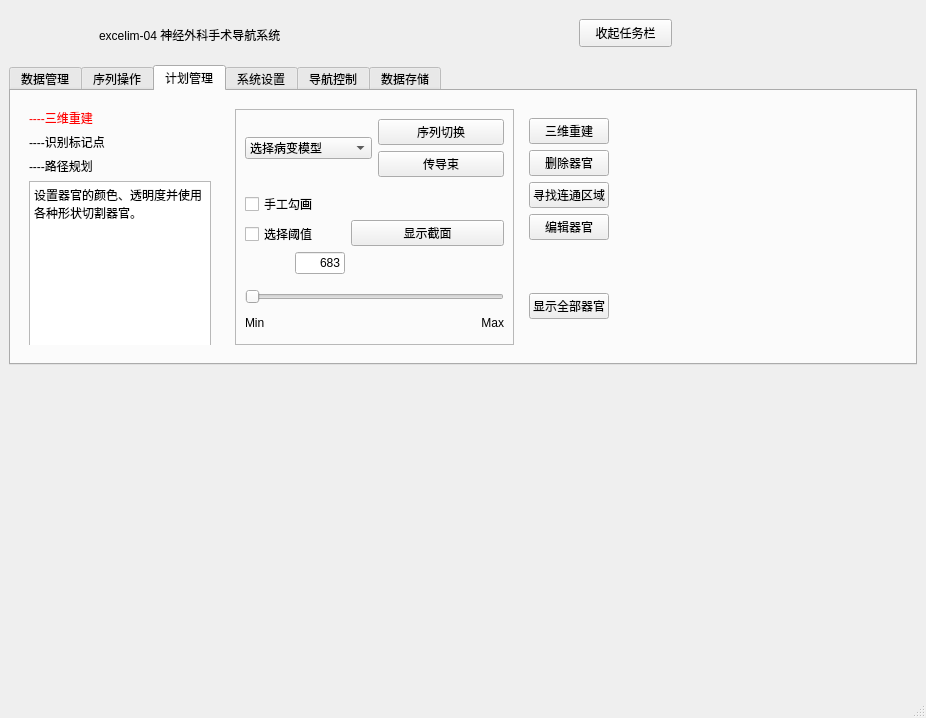
kalipolis/excelim_qt_withui, file mainwindow.ui: the form before one commit.
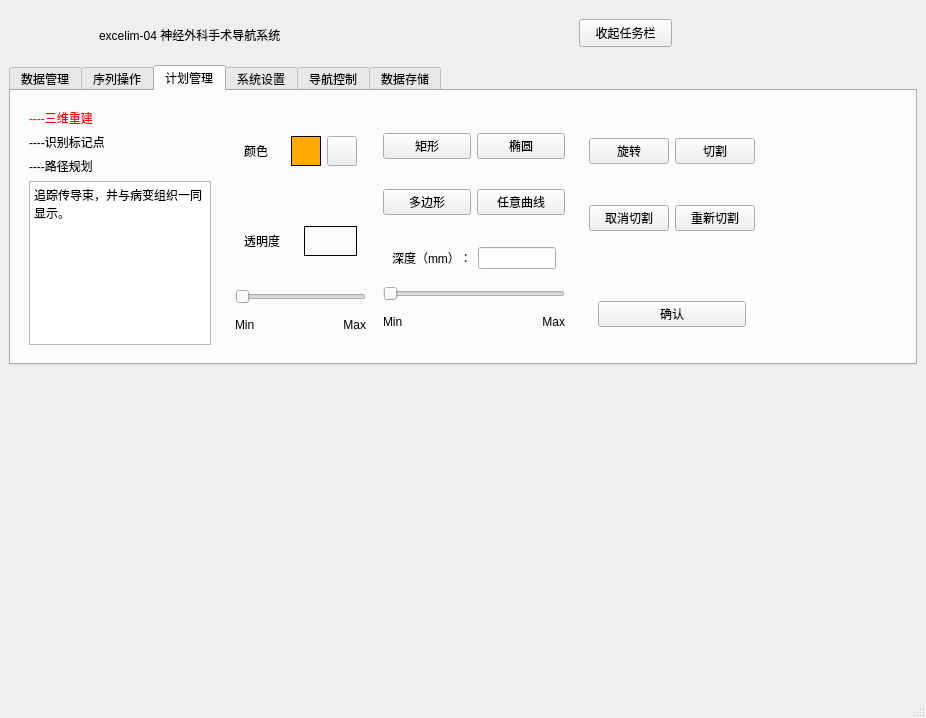
The form after the commit. The open tabs and pages were chosen to show the change.

Commit message: 三维重建子菜单

Patch:
```diff
--- a/mainwindow.ui
+++ b/mainwindow.ui
@@ -1451,7 +1451,10 @@
          <number>0</number>
         </property>
         <item>
-         <widget class="QStackedWidget" name="stackedWidget_3">
+         <widget class="QStackedWidget" name="stackedWidget_4">
+          <property name="currentIndex">
+           <number>0</number>
+          </property>
           <widget class="QWidget" name="page_8">
            <layout class="QHBoxLayout" name="horizontalLayout_33">
             <item>
@@ -1491,9 +1494,9 @@
                 </widget>
                </item>
                <item>
-                <widget class="QStackedWidget" name="stackedWidget_4">
+                <widget class="QStackedWidget" name="stackedWidget_5">
                  <property name="currentIndex">
-                  <number>1</number>
+                  <number>2</number>
                  </property>
                  <widget class="QWidget" name="page_10">
                   <layout class="QHBoxLayout" name="horizontalLayout_28">
@@ -1527,27 +1530,60 @@
                   </layout>
                  </widget>
                  <widget class="QWidget" name="page_11">
-                  <widget class="QTextBrowser" name="textBrowser_8">
-                   <property name="geometry">
-                    <rect>
-                     <x>0</x>
-                     <y>0</y>
-                     <width>182</width>
-                     <height>170</height>
-                    </rect>
+                  <layout class="QHBoxLayout" name="horizontalLayout_48">
+                   <property name="leftMargin">
+                    <number>0</number>
                    </property>
-                   <property name="html">
-                    <string>&lt;!DOCTYPE HTML PUBLIC &quot;-//W3C//DTD HTML 4.0//EN&quot; &quot;http://www.w3.org/TR/REC-html40/strict.dtd&quot;&gt;
-&lt;html&gt;&lt;head&gt;&lt;meta name=&quot;qrichtext&quot; content=&quot;1&quot; /&gt;&lt;meta charset=&quot;utf-8&quot; /&gt;&lt;style type=&quot;text/css&quot;&gt;
+                   <property name="topMargin">
+                    <number>0</number>
+                   </property>
+                   <property name="rightMargin">
+                    <number>0</number>
+                   </property>
+                   <property name="bottomMargin">
+                    <number>0</number>
+                   </property>
+                   <item>
+                    <widget class="QTextBrowser" name="textBrowser_10">
+                     <property name="html">
+                      <string>&lt;!DOCTYPE HTML PUBLIC &quot;-//W3C//DTD HTML 4.0//EN&quot; &quot;http://www.w3.org/TR/REC-html40/strict.dtd&quot;&gt;
+&lt;html&gt;&lt;head&gt;&lt;meta name=&quot;qrichtext&quot; content=&quot;1&quot; /&gt;&lt;style type=&quot;text/css&quot;&gt;
 p, li { white-space: pre-wrap; }
-hr { height: 1px; border-width: 0; }
-li.unchecked::marker { content: &quot;\2610&quot;; }
-li.checked::marker { content: &quot;\2612&quot;; }
-&lt;/style&gt;&lt;/head&gt;&lt;body style=&quot; font-family:'Microsoft YaHei UI'; font-size:9pt; font-weight:400; font-style:normal;&quot;&gt;
-&lt;p style=&quot; margin-top:0px; margin-bottom:0px; margin-left:0px; margin-right:0px; -qt-block-indent:0; text-indent:0px;&quot;&gt;&lt;span style=&quot; font-family:'SimSun';&quot;&gt;设置器官的颜色、透明度并使用各种形状切割器官。&lt;/span&gt;&lt;/p&gt;
-&lt;p style=&quot;-qt-paragraph-type:empty; margin-top:0px; margin-bottom:0px; margin-left:0px; margin-right:0px; -qt-block-indent:0; text-indent:0px; font-family:'SimSun';&quot;&gt;&lt;br /&gt;&lt;/p&gt;&lt;/body&gt;&lt;/html&gt;</string>
+&lt;/style&gt;&lt;/head&gt;&lt;body style=&quot; font-family:'SimSun'; font-size:9pt; font-weight:400; font-style:normal;&quot;&gt;
+&lt;p style=&quot; margin-top:0px; margin-bottom:0px; margin-left:0px; margin-right:0px; -qt-block-indent:0; text-indent:0px;&quot;&gt;设置器官的颜色、透明度并使用各种形状切割器官。&lt;/p&gt;
+&lt;p style=&quot;-qt-paragraph-type:empty; margin-top:0px; margin-bottom:0px; margin-left:0px; margin-right:0px; -qt-block-indent:0; text-indent:0px;&quot;&gt;&lt;br /&gt;&lt;/p&gt;&lt;/body&gt;&lt;/html&gt;</string>
+                     </property>
+                    </widget>
+                   </item>
+                  </layout>
+                 </widget>
+                 <widget class="QWidget" name="page_14">
+                  <layout class="QHBoxLayout" name="horizontalLayout_47">
+                   <property name="leftMargin">
+                    <number>0</number>
                    </property>
-                  </widget>
+                   <property name="topMargin">
+                    <number>0</number>
+                   </property>
+                   <property name="rightMargin">
+                    <number>0</number>
+                   </property>
+                   <property name="bottomMargin">
+                    <number>0</number>
+                   </property>
+                   <item>
+                    <widget class="QTextBrowser" name="textBrowser_11">
+                     <property name="html">
+                      <string>&lt;!DOCTYPE HTML PUBLIC &quot;-//W3C//DTD HTML 4.0//EN&quot; &quot;http://www.w3.org/TR/REC-html40/strict.dtd&quot;&gt;
+&lt;html&gt;&lt;head&gt;&lt;meta name=&quot;qrichtext&quot; content=&quot;1&quot; /&gt;&lt;style type=&quot;text/css&quot;&gt;
+p, li { white-space: pre-wrap; }
+&lt;/style&gt;&lt;/head&gt;&lt;body style=&quot; font-family:'SimSun'; font-size:9pt; font-weight:400; font-style:normal;&quot;&gt;
+&lt;p style=&quot; margin-top:0px; margin-bottom:0px; margin-left:0px; margin-right:0px; -qt-block-indent:0; text-indent:0px;&quot;&gt;追踪传导束，并与病变组织一同显示。&lt;/p&gt;
+&lt;p style=&quot;-qt-paragraph-type:empty; margin-top:0px; margin-bottom:0px; margin-left:0px; margin-right:0px; -qt-block-indent:0; text-indent:0px;&quot;&gt;&lt;br /&gt;&lt;/p&gt;&lt;/body&gt;&lt;/html&gt;</string>
+                     </property>
+                    </widget>
+                   </item>
+                  </layout>
                  </widget>
                 </widget>
                </item>
@@ -1555,9 +1591,9 @@
              </widget>
             </item>
             <item>
-             <widget class="QStackedWidget" name="stackedWidget_5">
+             <widget class="QStackedWidget" name="stackedWidget_7">
               <property name="currentIndex">
-               <number>0</number>
+               <number>1</number>
               </property>
               <widget class="QWidget" name="page_12">
                <layout class="QHBoxLayout" name="horizontalLayout_34">
@@ -1573,7 +1609,7 @@
                    <item>
                     <layout class="QHBoxLayout" name="horizontalLayout_30">
                      <item>
-                      <widget class="QComboBox" name="comboBox_4">
+                      <widget class="QComboBox" name="comboBox_5">
                        <item>
                         <property name="text">
                          <string>选择病变模型</string>
@@ -1859,7 +1895,655 @@
                 </item>
                </layout>
               </widget>
-              <widget class="QWidget" name="page_13"/>
+              <widget class="QWidget" name="page_13">
+               <layout class="QHBoxLayout" name="horizontalLayout_46">
+                <item>
+                 <widget class="QWidget" name="widget_49" native="true">
+                  <property name="maximumSize">
+                   <size>
+                    <width>150</width>
+                    <height>16777215</height>
+                   </size>
+                  </property>
+                  <layout class="QVBoxLayout" name="verticalLayout_28">
+                   <property name="leftMargin">
+                    <number>0</number>
+                   </property>
+                   <property name="topMargin">
+                    <number>0</number>
+                   </property>
+                   <property name="rightMargin">
+                    <number>0</number>
+                   </property>
+                   <property name="bottomMargin">
+                    <number>6</number>
+                   </property>
+                   <item>
+                    <widget class="QWidget" name="widget_50" native="true">
+                     <property name="maximumSize">
+                      <size>
+                       <width>131</width>
+                       <height>16777215</height>
+                      </size>
+                     </property>
+                     <layout class="QHBoxLayout" name="horizontalLayout_35">
+                      <item>
+                       <widget class="QLabel" name="label_35">
+                        <property name="text">
+                         <string>颜色</string>
+                        </property>
+                       </widget>
+                      </item>
+                      <item>
+                       <widget class="QLabel" name="label_27">
+                        <property name="maximumSize">
+                         <size>
+                          <width>30</width>
+                          <height>30</height>
+                         </size>
+                        </property>
+                        <property name="styleSheet">
+                         <string notr="true">background:rgb(255, 170, 0);
+border: 0.5px solid #000000</string>
+                        </property>
+                        <property name="text">
+                         <string/>
+                        </property>
+                       </widget>
+                      </item>
+                      <item>
+                       <widget class="QPushButton" name="colorButton">
+                        <property name="maximumSize">
+                         <size>
+                          <width>30</width>
+                          <height>30</height>
+                         </size>
+                        </property>
+                        <property name="styleSheet">
+                         <string notr="true">background: qlineargradient(
+        x1: 0, y1: 0, x2: 1, y2: 0,
+        stop: 0   #FF0000, /* 红色 */
+        stop: 0.16 #FF7F00, /* 橙色 */
+        stop: 0.33 #FFFF00, /* 黄色 */
+        stop: 0.5  #00FF00, /* 绿色 */
+        stop: 0.66 #0000FF, /* 蓝色 */
+        stop: 0.83 #4B0082, /* 靛色 */
+        stop: 1    #8B00FF  /* 紫色 */
+    );</string>
+                        </property>
+                        <property name="text">
+                         <string/>
+                        </property>
+                       </widget>
+                      </item>
+                     </layout>
+                    </widget>
+                   </item>
+                   <item>
+                    <widget class="QWidget" name="widget_51" native="true">
+                     <property name="maximumSize">
+                      <size>
+                       <width>131</width>
+                       <height>16777215</height>
+                      </size>
+                     </property>
+                     <layout class="QHBoxLayout" name="horizontalLayout_36">
+                      <item>
+                       <widget class="QLabel" name="label_36">
+                        <property name="text">
+                         <string>透明度</string>
+                        </property>
+                       </widget>
+                      </item>
+                      <item>
+                       <widget class="QLabel" name="label_28">
+                        <property name="maximumSize">
+                         <size>
+                          <width>60</width>
+                          <height>30</height>
+                         </size>
+                        </property>
+                        <property name="styleSheet">
+                         <string notr="true">border: 0.5px solid #000000</string>
+                        </property>
+                        <property name="text">
+                         <string/>
+                        </property>
+                       </widget>
+                      </item>
+                     </layout>
+                    </widget>
+                   </item>
+                   <item>
+                    <widget class="QWidget" name="widget_52" native="true">
+                     <property name="maximumSize">
+                      <size>
+                       <width>131</width>
+                       <height>50</height>
+                      </size>
+                     </property>
+                     <layout class="QVBoxLayout" name="verticalLayout_37">
+                      <property name="leftMargin">
+                       <number>0</number>
+                      </property>
+                      <property name="topMargin">
+                       <number>0</number>
+                      </property>
+                      <property name="rightMargin">
+                       <number>0</number>
+                      </property>
+                      <property name="bottomMargin">
+                       <number>0</number>
+                      </property>
+                      <item>
+                       <widget class="QSlider" name="horizontalSlider_2">
+                        <property name="orientation">
+                         <enum>Qt::Horizontal</enum>
+                        </property>
+                       </widget>
+                      </item>
+                      <item>
+                       <layout class="QHBoxLayout" name="horizontalLayout_37">
+                        <item>
+                         <widget class="QLabel" name="label_37">
+                          <property name="text">
+                           <string>Min</string>
+                          </property>
+                         </widget>
+                        </item>
+                        <item>
+                         <widget class="QLabel" name="label_38">
+                          <property name="text">
+                           <string>Max</string>
+                          </property>
+                          <property name="alignment">
+                           <set>Qt::AlignRight|Qt::AlignTrailing|Qt::AlignVCenter</set>
+                          </property>
+                         </widget>
+                        </item>
+                       </layout>
+                      </item>
+                     </layout>
+                    </widget>
+                   </item>
+                  </layout>
+                 </widget>
+                </item>
+                <item>
+                 <widget class="QWidget" name="widget_53" native="true">
+                  <property name="maximumSize">
+                   <size>
+                    <width>200</width>
+                    <height>16777215</height>
+                   </size>
+                  </property>
+                  <layout class="QVBoxLayout" name="verticalLayout_38">
+                   <property name="spacing">
+                    <number>0</number>
+                   </property>
+                   <item>
+                    <widget class="QWidget" name="widget_54" native="true">
+                     <layout class="QHBoxLayout" name="horizontalLayout_38">
+                      <property name="leftMargin">
+                       <number>0</number>
+                      </property>
+                      <property name="topMargin">
+                       <number>0</number>
+                      </property>
+                      <property name="rightMargin">
+                       <number>0</number>
+                      </property>
+                      <property name="bottomMargin">
+                       <number>0</number>
+                      </property>
+                      <item>
+                       <widget class="QPushButton" name="pushButton_48">
+                        <property name="text">
+                         <string>矩形</string>
+                        </property>
+                       </widget>
+                      </item>
+                      <item>
+                       <widget class="QPushButton" name="pushButton_49">
+                        <property name="text">
+                         <string>椭圆</string>
+                        </property>
+                       </widget>
+                      </item>
+                     </layout>
+                    </widget>
+                   </item>
+                   <item>
+                    <widget class="QWidget" name="widget_55" native="true">
+                     <layout class="QHBoxLayout" name="horizontalLayout_39">
+                      <property name="leftMargin">
+                       <number>0</number>
+                      </property>
+                      <property name="topMargin">
+                       <number>0</number>
+                      </property>
+                      <property name="rightMargin">
+                       <number>0</number>
+                      </property>
+                      <property name="bottomMargin">
+                       <number>0</number>
+                      </property>
+                      <item>
+                       <widget class="QPushButton" name="pushButton_50">
+                        <property name="text">
+                         <string>多边形</string>
+                        </property>
+                       </widget>
+                      </item>
+                      <item>
+                       <widget class="QPushButton" name="pushButton_51">
+                        <property name="text">
+                         <string>任意曲线</string>
+                        </property>
+                       </widget>
+                      </item>
+                     </layout>
+                    </widget>
+                   </item>
+                   <item>
+                    <widget class="QWidget" name="widget_57" native="true">
+                     <layout class="QHBoxLayout" name="horizontalLayout_42">
+                      <item>
+                       <widget class="QLabel" name="label_42">
+                        <property name="text">
+                         <string>深度（mm）：</string>
+                        </property>
+                       </widget>
+                      </item>
+                      <item>
+                       <widget class="QLineEdit" name="lineEdit_8"/>
+                      </item>
+                     </layout>
+                    </widget>
+                   </item>
+                   <item>
+                    <widget class="QWidget" name="widget_56" native="true">
+                     <property name="maximumSize">
+                      <size>
+                       <width>16777215</width>
+                       <height>50</height>
+                      </size>
+                     </property>
+                     <layout class="QVBoxLayout" name="verticalLayout_39">
+                      <property name="leftMargin">
+                       <number>0</number>
+                      </property>
+                      <property name="topMargin">
+                       <number>0</number>
+                      </property>
+                      <property name="rightMargin">
+                       <number>0</number>
+                      </property>
+                      <property name="bottomMargin">
+                       <number>0</number>
+                      </property>
+                      <item>
+                       <widget class="QSlider" name="horizontalSlider_3">
+                        <property name="orientation">
+                         <enum>Qt::Horizontal</enum>
+                        </property>
+                       </widget>
+                      </item>
+                      <item>
+                       <layout class="QHBoxLayout" name="horizontalLayout_40">
+                        <item>
+                         <widget class="QLabel" name="label_39">
+                          <property name="text">
+                           <string>Min</string>
+                          </property>
+                         </widget>
+                        </item>
+                        <item>
+                         <widget class="QLabel" name="label_40">
+                          <property name="text">
+                           <string>Max</string>
+                          </property>
+                          <property name="alignment">
+                           <set>Qt::AlignRight|Qt::AlignTrailing|Qt::AlignVCenter</set>
+                          </property>
+                         </widget>
+                        </item>
+                       </layout>
+                      </item>
+                     </layout>
+                    </widget>
+                   </item>
+                  </layout>
+                 </widget>
+                </item>
+                <item>
+                 <widget class="QWidget" name="widget_58" native="true">
+                  <property name="maximumSize">
+                   <size>
+                    <width>200</width>
+                    <height>16777215</height>
+                   </size>
+                  </property>
+                  <layout class="QVBoxLayout" name="verticalLayout_40">
+                   <property name="spacing">
+                    <number>0</number>
+                   </property>
+                   <item>
+                    <widget class="QWidget" name="widget_59" native="true">
+                     <layout class="QHBoxLayout" name="horizontalLayout_43">
+                      <property name="leftMargin">
+                       <number>0</number>
+                      </property>
+                      <property name="topMargin">
+                       <number>0</number>
+                      </property>
+                      <property name="rightMargin">
+                       <number>0</number>
+                      </property>
+                      <property name="bottomMargin">
+                       <number>0</number>
+                      </property>
+                      <item>
+                       <widget class="QPushButton" name="pushButton_52">
+                        <property name="text">
+                         <string>旋转</string>
+                        </property>
+                       </widget>
+                      </item>
+                      <item>
+                       <widget class="QPushButton" name="pushButton_53">
+                        <property name="text">
+                         <string>切割</string>
+                        </property>
+                       </widget>
+                      </item>
+                     </layout>
+                    </widget>
+                   </item>
+                   <item>
+                    <widget class="QWidget" name="widget_60" native="true">
+                     <layout class="QHBoxLayout" name="horizontalLayout_44">
+                      <property name="leftMargin">
+                       <number>0</number>
+                      </property>
+                      <property name="topMargin">
+                       <number>0</number>
+                      </property>
+                      <property name="rightMargin">
+                       <number>0</number>
+                      </property>
+                      <property name="bottomMargin">
+                       <number>0</number>
+                      </property>
+                      <item>
+                       <widget class="QPushButton" name="pushButton_54">
+                        <property name="text">
+                         <string>取消切割</string>
+                        </property>
+                       </widget>
+                      </item>
+                      <item>
+                       <widget class="QPushButton" name="pushButton_55">
+                        <property name="text">
+                         <string>重新切割</string>
+                        </property>
+                       </widget>
+                      </item>
+                     </layout>
+                    </widget>
+                   </item>
+                   <item>
+                    <widget class="QWidget" name="widget_61" native="true">
+                     <layout class="QHBoxLayout" name="horizontalLayout_45">
+                      <property name="topMargin">
+                       <number>50</number>
+                      </property>
+                      <item>
+                       <widget class="QPushButton" name="pushButton_56">
+                        <property name="text">
+                         <string>确认</string>
+                        </property>
+                       </widget>
+                      </item>
+                     </layout>
+                    </widget>
+                   </item>
+                  </layout>
+                 </widget>
+                </item>
+                <item>
+                 <spacer name="horizontalSpacer_4">
+                  <property name="orientation">
+                   <enum>Qt::Horizontal</enum>
+                  </property>
+                  <property name="sizeHint" stdset="0">
+                   <size>
+                    <width>40</width>
+                    <height>20</height>
+                   </size>
+                  </property>
+                 </spacer>
+                </item>
+               </layout>
+              </widget>
+              <widget class="QWidget" name="page_15">
+               <widget class="QWidget" name="verticalLayoutWidget_2">
+                <property name="geometry">
+                 <rect>
+                  <x>10</x>
+                  <y>20</y>
+                  <width>241</width>
+                  <height>211</height>
+                 </rect>
+                </property>
+                <layout class="QVBoxLayout" name="verticalLayout_41">
+                 <property name="topMargin">
+                  <number>6</number>
+                 </property>
+                 <property name="bottomMargin">
+                  <number>6</number>
+                 </property>
+                 <item>
+                  <widget class="QPushButton" name="pushButton_62">
+                   <property name="text">
+                    <string>选择ROI</string>
+                   </property>
+                  </widget>
+                 </item>
+                 <item>
+                  <widget class="QWidget" name="widget_62" native="true">
+                   <layout class="QHBoxLayout" name="horizontalLayout_49">
+                    <property name="leftMargin">
+                     <number>0</number>
+                    </property>
+                    <property name="topMargin">
+                     <number>0</number>
+                    </property>
+                    <property name="rightMargin">
+                     <number>0</number>
+                    </property>
+                    <property name="bottomMargin">
+                     <number>0</number>
+                    </property>
+                    <item>
+                     <widget class="QPushButton" name="pushButton_57">
+                      <property name="text">
+                       <string>矩形</string>
+                      </property>
+                     </widget>
+                    </item>
+                    <item>
+                     <widget class="QPushButton" name="pushButton_58">
+                      <property name="text">
+                       <string>椭圆</string>
+                      </property>
+                     </widget>
+                    </item>
+                   </layout>
+                  </widget>
+                 </item>
+                 <item>
+                  <widget class="QWidget" name="widget_63" native="true">
+                   <layout class="QHBoxLayout" name="horizontalLayout_50">
+                    <property name="leftMargin">
+                     <number>0</number>
+                    </property>
+                    <property name="topMargin">
+                     <number>0</number>
+                    </property>
+                    <property name="rightMargin">
+                     <number>0</number>
+                    </property>
+                    <property name="bottomMargin">
+                     <number>0</number>
+                    </property>
+                    <item>
+                     <widget class="QPushButton" name="pushButton_59">
+                      <property name="text">
+                       <string>多边形</string>
+                      </property>
+                     </widget>
+                    </item>
+                    <item>
+                     <widget class="QPushButton" name="pushButton_60">
+                      <property name="text">
+                       <string>任意曲线</string>
+                      </property>
+                     </widget>
+                    </item>
+                   </layout>
+                  </widget>
+                 </item>
+                 <item>
+                  <widget class="QPushButton" name="pushButton_63">
+                   <property name="text">
+                    <string>追踪一束传导束</string>
+                   </property>
+                  </widget>
+                 </item>
+                 <item>
+                  <widget class="QWidget" name="widget_64" native="true">
+                   <layout class="QHBoxLayout" name="horizontalLayout_52">
+                    <item>
+                     <widget class="QLabel" name="label_43">
+                      <property name="text">
+                       <string>显示
+比例</string>
+                      </property>
+                     </widget>
+                    </item>
+                    <item>
+                     <widget class="QLineEdit" name="lineEdit_9"/>
+                    </item>
+                    <item>
+                     <widget class="QLabel" name="label_44">
+                      <property name="text">
+                       <string>传导数
+名  称</string>
+                      </property>
+                     </widget>
+                    </item>
+                    <item>
+                     <widget class="QLineEdit" name="lineEdit_10"/>
+                    </item>
+                   </layout>
+                  </widget>
+                 </item>
+                </layout>
+               </widget>
+               <widget class="QWidget" name="widget_65" native="true">
+                <property name="geometry">
+                 <rect>
+                  <x>280</x>
+                  <y>0</y>
+                  <width>341</width>
+                  <height>254</height>
+                 </rect>
+                </property>
+                <property name="maximumSize">
+                 <size>
+                  <width>341</width>
+                  <height>16777215</height>
+                 </size>
+                </property>
+                <layout class="QHBoxLayout" name="horizontalLayout_53">
+                 <item>
+                  <widget class="QWidget" name="widget_66" native="true">
+                   <layout class="QVBoxLayout" name="verticalLayout_42">
+                    <property name="leftMargin">
+                     <number>0</number>
+                    </property>
+                    <property name="rightMargin">
+                     <number>0</number>
+                    </property>
+                    <item>
+                     <widget class="QTableWidget" name="tableWidget_6">
+                      <column>
+                       <property name="text">
+                        <string>传导数</string>
+                       </property>
+                      </column>
+                      <column>
+                       <property name="text">
+                        <string>显示</string>
+                       </property>
+                      </column>
+                     </widget>
+                    </item>
+                   </layout>
+                  </widget>
+                 </item>
+                 <item>
+                  <widget class="QWidget" name="widget_67" native="true">
+                   <layout class="QVBoxLayout" name="verticalLayout_43">
+                    <item>
+                     <widget class="QPushButton" name="pushButton_64">
+                      <property name="text">
+                       <string>添加</string>
+                      </property>
+                     </widget>
+                    </item>
+                    <item>
+                     <widget class="QPushButton" name="pushButton_65">
+                      <property name="text">
+                       <string>替换</string>
+                      </property>
+                     </widget>
+                    </item>
+                    <item>
+                     <widget class="QPushButton" name="pushButton_66">
+                      <property name="text">
+                       <string>删除</string>
+                      </property>
+                     </widget>
+                    </item>
+                    <item>
+                     <widget class="QPushButton" name="pushButton_67">
+                      <property name="text">
+                       <string>删除全部</string>
+                      </property>
+                     </widget>
+                    </item>
+                   </layout>
+                  </widget>
+                 </item>
+                </layout>
+               </widget>
+               <widget class="QPushButton" name="pushButton_68">
+                <property name="geometry">
+                 <rect>
+                  <x>630</x>
+                  <y>90</y>
+                  <width>41</width>
+                  <height>81</height>
+                 </rect>
+                </property>
+                <property name="text">
+                 <string>返
+回</string>
+                </property>
+               </widget>
+              </widget>
              </widget>
             </item>
            </layout>
@@ -1998,7 +2682,7 @@
            </rect>
           </property>
           <property name="currentIndex">
-           <number>0</number>
+           <number>1</number>
           </property>
           <widget class="QWidget" name="page_imageSaving">
            <widget class="QPushButton" name="pushButton_25">
@@ -2195,13 +2879,10 @@
           </property>
           <property name="html">
            <string>&lt;!DOCTYPE HTML PUBLIC &quot;-//W3C//DTD HTML 4.0//EN&quot; &quot;http://www.w3.org/TR/REC-html40/strict.dtd&quot;&gt;
-&lt;html&gt;&lt;head&gt;&lt;meta name=&quot;qrichtext&quot; content=&quot;1&quot; /&gt;&lt;meta charset=&quot;utf-8&quot; /&gt;&lt;style type=&quot;text/css&quot;&gt;
+&lt;html&gt;&lt;head&gt;&lt;meta name=&quot;qrichtext&quot; content=&quot;1&quot; /&gt;&lt;style type=&quot;text/css&quot;&gt;
 p, li { white-space: pre-wrap; }
-hr { height: 1px; border-width: 0; }
-li.unchecked::marker { content: &quot;\2610&quot;; }
-li.checked::marker { content: &quot;\2612&quot;; }
-&lt;/style&gt;&lt;/head&gt;&lt;body style=&quot; font-family:'Microsoft YaHei UI'; font-size:9pt; font-weight:400; font-style:normal;&quot;&gt;
-&lt;p style=&quot; margin-top:0px; margin-bottom:0px; margin-left:0px; margin-right:0px; -qt-block-indent:0; text-indent:0px;&quot;&gt;631/634G&lt;/p&gt;&lt;/body&gt;&lt;/html&gt;</string>
+&lt;/style&gt;&lt;/head&gt;&lt;body style=&quot; font-family:'SimSun'; font-size:9pt; font-weight:400; font-style:normal;&quot;&gt;
+&lt;p style=&quot; margin-top:0px; margin-bottom:0px; margin-left:0px; margin-right:0px; -qt-block-indent:0; text-indent:0px;&quot;&gt;&lt;span style=&quot; font-family:'Microsoft YaHei UI';&quot;&gt;631/634G&lt;/span&gt;&lt;/p&gt;&lt;/body&gt;&lt;/html&gt;</string>
           </property>
          </widget>
          <widget class="QComboBox" name="comboBox_4">
```
Left out of the diff: 122 changed lines with no effect on the pictures.
